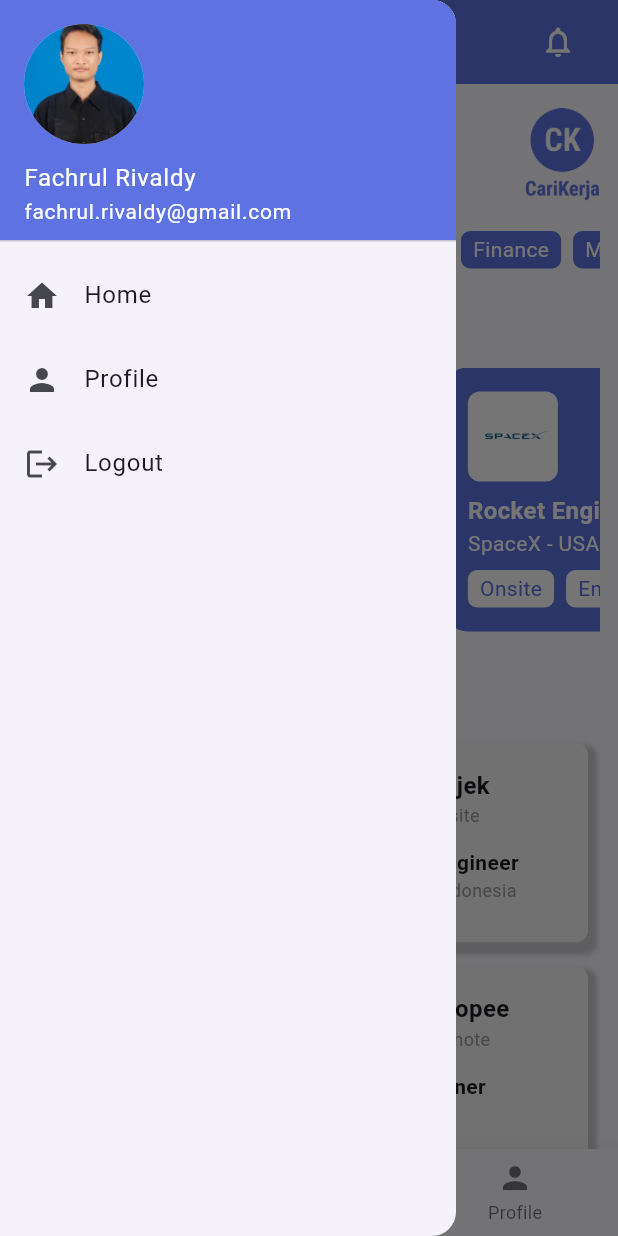
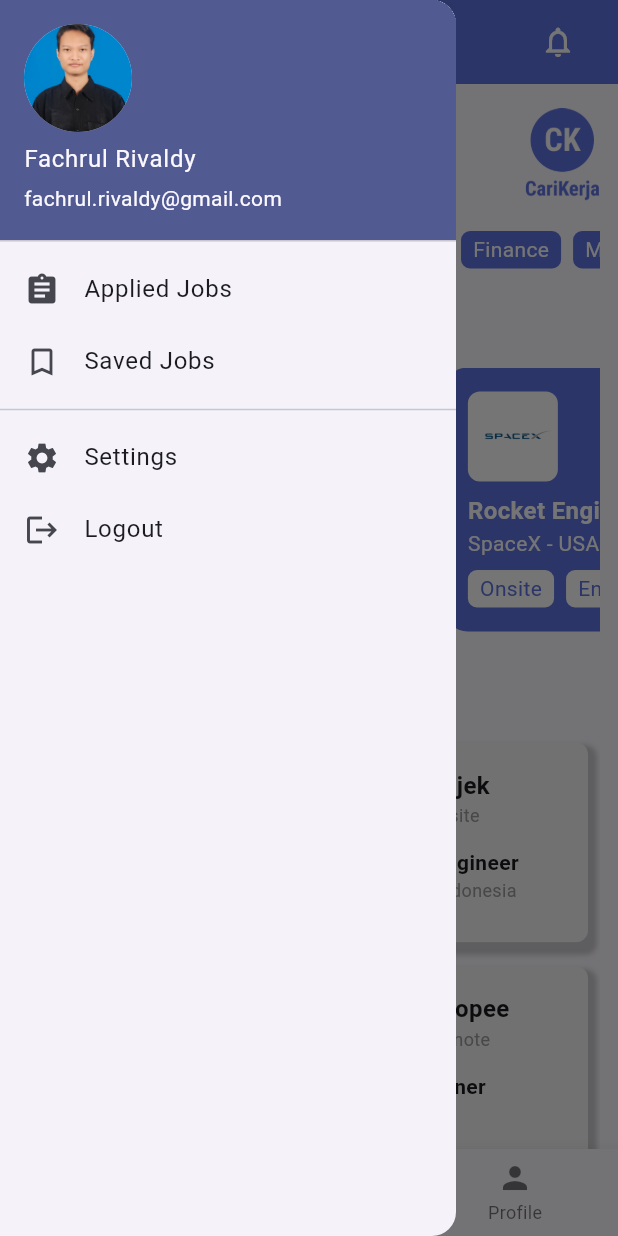
Before and after one commit to FachrulRivaldy/BootcampFlutter, a Flutter app: the MainScreen screen opened by its route, with the side drawer open, on a phone screen of 412 x 824 dp. Run offline on Flutter 3.47's test engine with Material 2 defaults, Android fonts, the phone set to English and light mode, and no system bars.

Commit message:
Update Pengumpulan Tugas 11

```diff
--- a/sanberappflutter/lib/Tugas/Tugas11/MainScreen.dart
+++ b/sanberappflutter/lib/Tugas/Tugas11/MainScreen.dart
@@ -76,58 +76,67 @@ class _MainScreenState extends State<MainScreen> {
         ),
         drawer: Drawer(
           child: ListView(
-          children: [
-            const DrawerHeader(
-              decoration: BoxDecoration(
-                color: Color(0xFF5E73E1),
-              ),
-              child: Column(
-                crossAxisAlignment: CrossAxisAlignment.start,
-                children: [
-                  CircleAvatar(
-                    radius: 40,
+            children: <Widget>[
+              const UserAccountsDrawerHeader(
+                accountEmail: Text("fachrul.rivaldy@gmail.com"),
+                accountName: Text("Fachrul Rivaldy"),
+                currentAccountPicture: CircleAvatar(
                   backgroundImage: AssetImage("assets/img/fachrul.jpg"),
                 ),
-                  Spacer(),
-                  Text(
-                    "Fachrul Rivaldy",
-                    style: TextStyle(
-                      color: Colors.white,
-                      fontSize: 16,
               ),
+              DrawerListTile(
+                iconData: Icons.assignment,
+                title: "Applied Jobs",
+                onTilePressed: () {
+                  showModal(context);
+                },
               ),
-                  Text(
-                    "fachrul.rivaldy@gmail.com",
-                    style: TextStyle(
-                      color: Colors.white,
-                      fontSize: 14,
+              DrawerListTile(
+                iconData: Icons.bookmark_border,
+                title: "Saved Jobs",
+                onTilePressed: () {
+                  showModal(context);
+                },
               ),
+              const Divider(),
+              DrawerListTile(
+                iconData: Icons.settings,
+                title: "Settings",
+                onTilePressed: () {
+                  showModal(context);
+                },
+              ),
+              DrawerListTile(
+                iconData: Icons.logout,
+                title: "Logout",
+                onTilePressed: () {
+                  Navigator.pushNamed(context, '/login');
+                },
               ),
             ],
           ),
-            ),
-            ListTile(
-              title: const Text("Home"),
-              leading: const Icon(Icons.home),
-              onTap: () {
-                showModal(context);
-              },
-            ),
-            ListTile(
-              title: const Text("Profile"),
-              leading: const Icon(Icons.person),
-              onTap: () {
-                showModal(context);
-              },
-            ),
-            ListTile(
-                title: const Text("Logout"),
-                leading: const Icon(Icons.logout),
-                onTap: () {
-                  Navigator.pushNamed(context, '/');
-                }),
-          ],
-        ),
+        ));
+  }
+}
+
+class DrawerListTile extends StatelessWidget {
+  final IconData? iconData;
+  final String? title;
+  final VoidCallback? onTilePressed;
+
+  const DrawerListTile(
+      {Key? key, this.iconData, this.title, this.onTilePressed})
+      : super(key: key);
+
+  @override
+  Widget build(BuildContext context) {
+    return ListTile(
+      onTap: onTilePressed,
+      dense: true,
+      leading: Icon(iconData),
+      title: Text(
+        title!,
+        style: const TextStyle(fontSize: 16),
       ),
     );
   }
```
Lines whose indentation alone changed are shown as unchanged.
